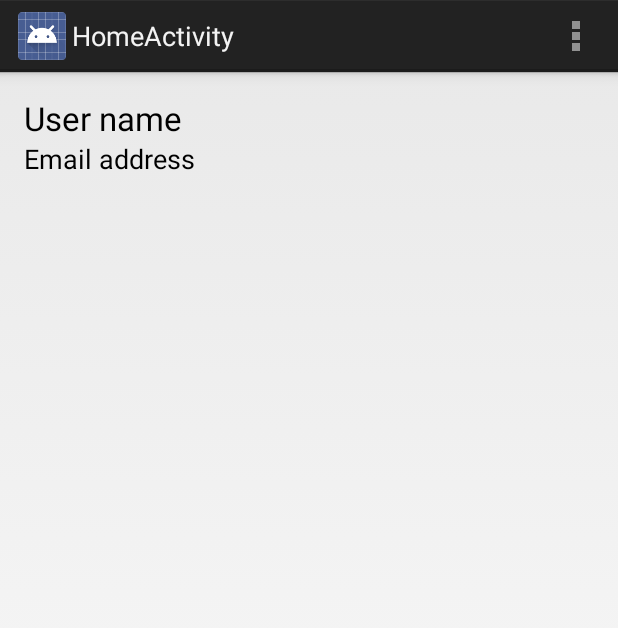
After one commit to eecsninja/partyview, an Android app: the HomeActivity screen opened directly, with no data from a screen before it, on a phone screen of 412 x 824 dp. The commit adds this screen. Shown: the top 628 px of the screen. Run offline under Robolectric (Android 15) with nearby library versions, the phone set to English and light mode, and no system bars.

Commit message:
Add a home timeline activity

```diff
--- a/app/src/main/AndroidManifest.xml
+++ b/app/src/main/AndroidManifest.xml
@@ -6,8 +6,8 @@
     <uses-permission android:name="android.permission.ACCESS_NETWORK_STATE" />
 
     <application
+        android:name=".apps.ParseApplication"
         android:allowBackup="true"
-        android:name="com.sms.partyview.apps.ParseApplication"
         android:icon="@drawable/ic_launcher"
         android:label="@string/app_name"
         android:theme="@style/AppTheme" >
@@ -24,6 +24,10 @@
             android:name=".activities.SignupActivity"
             android:label="@string/title_activity_signup" >
         </activity>
+        <activity
+            android:name=".activities.HomeActivity"
+            android:label="@string/title_activity_home" >
+        </activity>
     </application>
 
 </manifest>
--- /dev/null
+++ b/app/src/main/java/com/sms/partyview/activities/HomeActivity.java
@@ -0,0 +1,61 @@
+package com.sms.partyview.activities;
+
+import android.app.Activity;
+import android.os.Bundle;
+import android.util.Log;
+import android.view.Menu;
+import android.view.MenuItem;
+import android.widget.TextView;
+
+import com.sms.partyview.R;
+
+public class HomeActivity extends Activity {
+    TextView userNameLabel;
+    TextView emailLabel;
+
+    // Keys for passing in data in an intent.
+    public static final String INTENT_USER_NAME = "user_name";
+    public static final String INTENT_EMAIL = "email";
+
+    @Override
+    protected void onCreate(Bundle savedInstanceState) {
+        super.onCreate(savedInstanceState);
+        setContentView(R.layout.activity_home);
+
+        setupViews();
+        // Display the username and email.
+        String userName = getIntent().getStringExtra(INTENT_USER_NAME);
+        if (userName != null) {
+            userNameLabel.setText(userName);
+        }
+        String email = getIntent().getStringExtra(INTENT_EMAIL);
+        if (email != null) {
+            emailLabel.setText(email);
+        }
+        // TODO: Replace all this with actual home screen contents.
+    }
+
+    @Override
+    public boolean onCreateOptionsMenu(Menu menu) {
+        // Inflate the menu; this adds items to the action bar if it is present.
+        getMenuInflater().inflate(R.menu.home, menu);
+        return true;
+    }
+
+    @Override
+    public boolean onOptionsItemSelected(MenuItem item) {
+        // Handle action bar item clicks here. The action bar will
+        // automatically handle clicks on the Home/Up button, so long
+        // as you specify a parent activity in AndroidManifest.xml.
+        int id = item.getItemId();
+        if (id == R.id.action_settings) {
+            return true;
+        }
+        return super.onOptionsItemSelected(item);
+    }
+
+    private void setupViews() {
+        userNameLabel = (TextView) findViewById(R.id.tvHomeUserName);
+        emailLabel = (TextView) findViewById(R.id.tvHomeEmail);
+    }
+}
--- a/app/src/main/java/com/sms/partyview/activities/LoginActivity.java
+++ b/app/src/main/java/com/sms/partyview/activities/LoginActivity.java
@@ -69,7 +69,7 @@ public class LoginActivity extends Activity {
                     Toast.makeText(getApplicationContext(),
                                    "Successfully signed in!",
                                    Toast.LENGTH_SHORT).show();
-                    // TODO: Handle what happens after login.
+                    launchHomeActivity(user);
                 } else {
                     // Signup failed. Look at the ParseException to see what happened.
                     Toast.makeText(getApplicationContext(),
@@ -79,6 +79,15 @@ public class LoginActivity extends Activity {
                 }
             }
         });
+    }
+
+    private void launchHomeActivity(ParseUser user) {
+        Intent intent = new Intent(this, HomeActivity.class);
+        intent.putExtra(HomeActivity.INTENT_USER_NAME, user.getUsername());
+        intent.putExtra(HomeActivity.INTENT_EMAIL, user.getEmail());
+        startActivity(intent);
+        // Do not let user press back and return to login screen.
+        finish();
     }
 
     private void setupViews() {
--- /dev/null
+++ b/app/src/main/res/layout/activity_home.xml
@@ -0,0 +1,26 @@
+<RelativeLayout xmlns:android="http://schemas.android.com/apk/res/android"
+    xmlns:tools="http://schemas.android.com/tools"
+    android:layout_width="match_parent"
+    android:layout_height="match_parent"
+    android:paddingLeft="@dimen/activity_horizontal_margin"
+    android:paddingRight="@dimen/activity_horizontal_margin"
+    android:paddingTop="@dimen/activity_vertical_margin"
+    android:paddingBottom="@dimen/activity_vertical_margin"
+    tools:context="com.sms.partyview.activities.HomeActivity">
+
+    <TextView
+            android:layout_width="wrap_content"
+            android:layout_height="wrap_content"
+            android:textAppearance="?android:attr/textAppearanceLarge"
+            android:text="@string/home_name_label"
+            android:id="@+id/tvHomeUserName" android:layout_alignParentTop="true"
+            android:layout_alignParentLeft="true" android:layout_alignParentStart="true"
+            android:layout_gravity="center"/>
+    <TextView
+            android:layout_width="wrap_content"
+            android:layout_height="wrap_content"
+            android:textAppearance="?android:attr/textAppearanceMedium"
+            android:text="@string/home_email_label"
+            android:id="@+id/tvHomeEmail" android:layout_below="@+id/tvHomeUserName"
+            android:layout_alignParentLeft="true" android:layout_alignParentStart="true"/>
+</RelativeLayout>
--- /dev/null
+++ b/app/src/main/res/menu/home.xml
@@ -0,0 +1,8 @@
+<menu xmlns:android="http://schemas.android.com/apk/res/android"
+    xmlns:tools="http://schemas.android.com/tools"
+    tools:context="com.sms.partyview.activities.HomeActivity" >
+    <item android:id="@+id/action_settings"
+        android:title="@string/action_settings"
+        android:orderInCategory="100"
+        android:showAsAction="never" />
+</menu>
--- a/app/src/main/res/values/strings.xml
+++ b/app/src/main/res/values/strings.xml
@@ -15,5 +15,8 @@
     <string name="signup_password_hint">Choose a password</string>
     <string name="signup_user_name_hint">Choose a user name</string>
     <string name="signup_button_label">Create Account</string>
+    <string name="title_activity_home">HomeActivity</string>
+    <string name="home_name_label">User name</string>
+    <string name="home_email_label">Email address</string>
 
 </resources>
```
